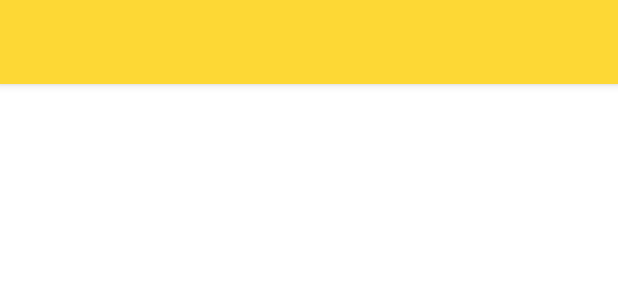
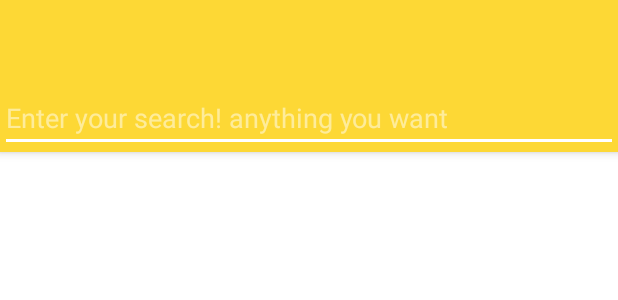
Before and after one commit to esteban-antillanca/MELI, an Android app: the layout item_list_act.xml on its own in the app's theme, with its tools: preview values and no code run, on a phone screen of 412 x 824 dp. Shown: the top 300 px of the screen. Run offline under Robolectric (Android 15) with nearby library versions, the phone set to English and light mode, and no system bars.

Commit message:
search functionality added. Advances in lazyloading for thumbnails

```diff
--- a/app/build.gradle
+++ b/app/build.gradle
@@ -33,6 +33,8 @@ dependencies {
     implementation 'com.google.guava:guava:28.2-android'
     implementation 'com.android.support:recyclerview-v7:28.0.0-alpha3'
     implementation 'io.reactivex:rxandroid:1.2.1'
+    implementation 'com.github.bumptech.glide:glide:4.12.0'
+    annotationProcessor 'com.github.bumptech.glide:compiler:4.12.0'
     testImplementation 'junit:junit:4.12'
     testImplementation 'org.mockito:mockito-core:2.6.8'
     androidTestImplementation 'androidx.test:runner:1.1.1'
--- a/app/src/main/res/layout/item.xml
+++ b/app/src/main/res/layout/item.xml
@@ -25,8 +25,8 @@
 
             <ImageView
                 android:id="@+id/item_thumbnail"
-                android:layout_width="100dp"
-                android:layout_height="100dp"
+                android:layout_width="200dp"
+                android:layout_height="200dp"
                 android:layout_marginTop="16dp"
                 android:scaleType="centerInside"
                 android:layout_centerVertical="true"
--- a/app/src/main/res/layout/item_list_act.xml
+++ b/app/src/main/res/layout/item_list_act.xml
@@ -20,6 +20,15 @@
             android:background="?attr/colorPrimary"
             app:popupTheme="@style/AppTheme.PopupOverlay"
             />
+        <EditText
+            android:layout_width="match_parent"
+            android:layout_height="wrap_content"
+            android:hint="@string/search_hint"
+            android:id="@+id/search_edit_text"
+            android:inputType="text"/>
+
+
+
 
     </com.google.android.material.appbar.AppBarLayout>
 
--- a/app/src/main/res/values/colors.xml
+++ b/app/src/main/res/values/colors.xml
@@ -291,7 +291,7 @@
     <!-- Colors for the app -->
     <color name="primary">@color/yellow_600</color>
     <color name="primary_dark">@color/yellow_600</color>
-    <color name="accent">@color/blue_600</color>
+    <color name="accent">@color/white</color>
 
     <!--Light Background Dark Text-->
     <color name="light_bg_dark_primary_text">#DE000000</color>
--- a/build.gradle
+++ b/build.gradle
@@ -4,6 +4,7 @@ buildscript {
     repositories {
         google()
         jcenter()
+        mavenCentral()
 
     }
     dependencies {
@@ -18,6 +19,7 @@ allprojects {
     repositories {
         google()
         jcenter()
+        mavenCentral()
 
     }
 }
```
Also changed, not shown: app/src/main/AndroidManifest.xml (+7 -2 lines), app/src/main/java/com/eantillanca/melimasterdetailexample/data/ItemRemoteDataSource.java (+7 -2 lines), app/src/main/java/com/eantillanca/melimasterdetailexample/itemList/ItemListActivity.java (+0 -11 lines), app/src/main/java/com/eantillanca/melimasterdetailexample/itemList/ItemListFragment.java (+26 -2 lines), app/src/main/java/com/eantillanca/melimasterdetailexample/itemList/ItemListPresenter.java (+7 -7 lines), 1 other file.
